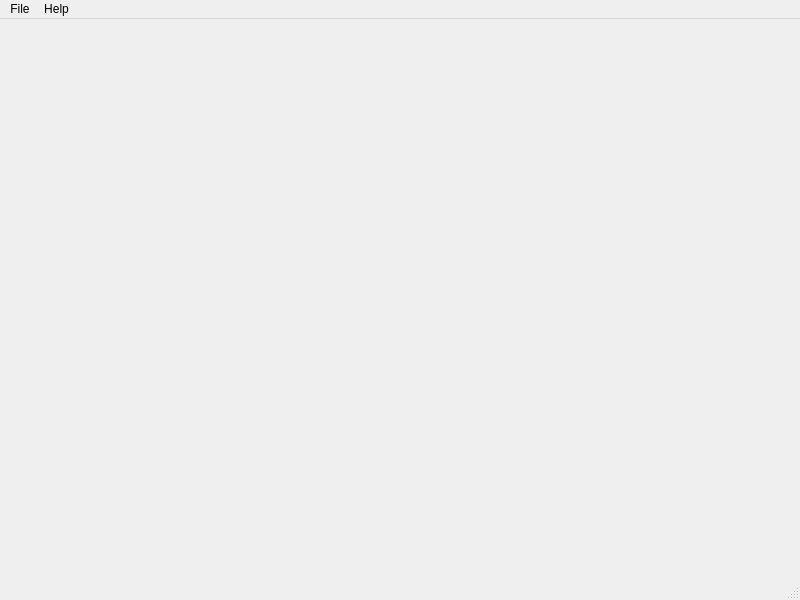
The window that af/main.ui (manerotoni/afw) describes before a commit, drawn with Qt 5.
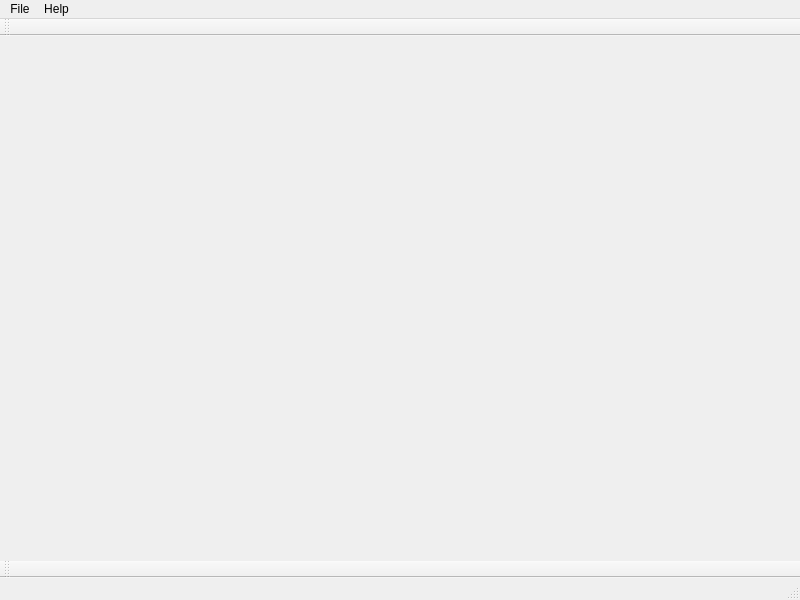
The same window after the commit.

Commit message: new widgets in toolbar added

```diff
--- a/af/main.ui
+++ b/af/main.ui
@@ -39,6 +39,28 @@
    <addaction name="menuHelp"/>
   </widget>
   <widget class="QStatusBar" name="statusbar"/>
+  <widget class="QToolBar" name="toolBar">
+   <property name="windowTitle">
+    <string>toolBar</string>
+   </property>
+   <attribute name="toolBarArea">
+    <enum>TopToolBarArea</enum>
+   </attribute>
+   <attribute name="toolBarBreak">
+    <bool>true</bool>
+   </attribute>
+  </widget>
+  <widget class="QToolBar" name="navToolBar">
+   <property name="windowTitle">
+    <string>toolBar_2</string>
+   </property>
+   <attribute name="toolBarArea">
+    <enum>BottomToolBarArea</enum>
+   </attribute>
+   <attribute name="toolBarBreak">
+    <bool>true</bool>
+   </attribute>
+  </widget>
   <action name="actionOpen">
    <property name="text">
     <string>Open</string>
```
The commit also changes 3 other files.
